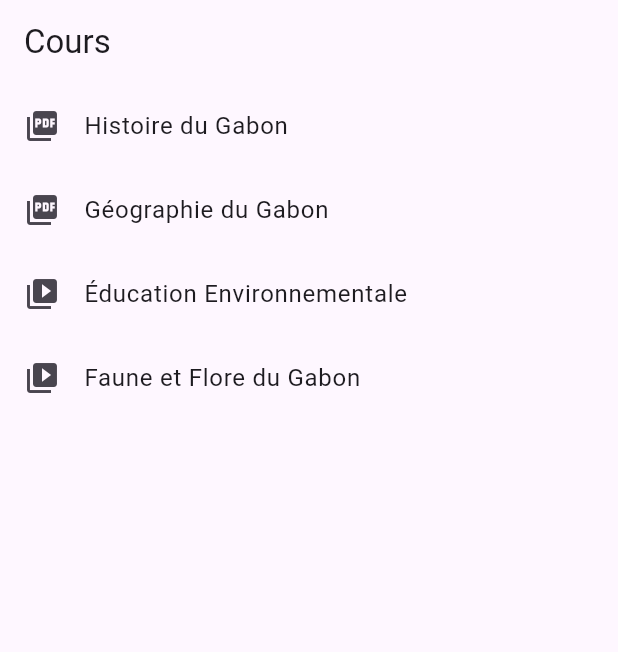
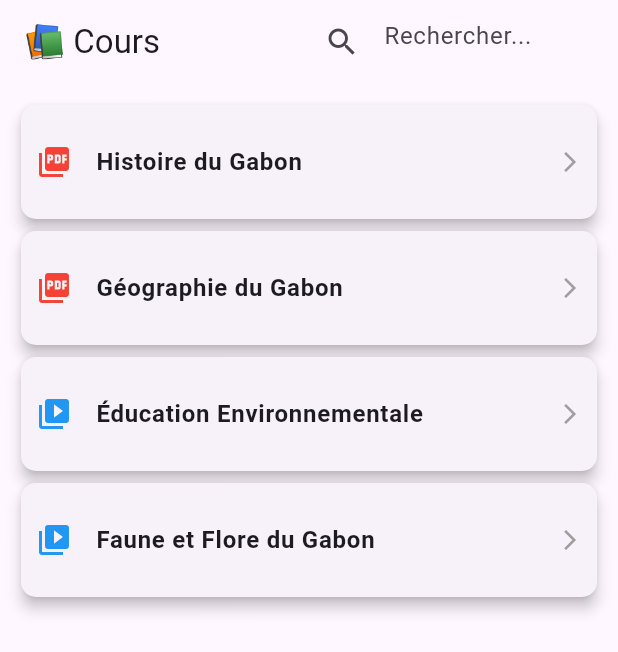
Before and after one commit to Lunara-Jered/edami, a Flutter app: the screen it shows after launch, on a phone screen of 412 x 824 dp. Shown: the top 652 px of the screen. Run offline on Flutter 3.47's test engine with Material 3 defaults, Android fonts, the phone set to English and light mode, and no system bars; our stand-ins replace chewie, video_player; missing offline and left inert: flutter_pdfview.

Commit message:
Update courses_page.dart

```diff
--- a/lib/pages/courses_page.dart
+++ b/lib/pages/courses_page.dart
@@ -2,7 +2,12 @@ import 'package:flutter/material.dart';
 import 'package:flutter_pdfview/flutter_pdfview.dart';
 import 'video_player_widget.dart';
 
-class CoursesPage extends StatelessWidget {
+class CoursesPage extends StatefulWidget {
+  @override
+  _CoursesPageState createState() => _CoursesPageState();
+}
+
+class _CoursesPageState extends State<CoursesPage> {
   final List<Map<String, String>> courses = [
     {"title": "Histoire du Gabon", "type": "pdf", "path": "assets/pdfs/histoire.pdf"},
     {"title": "Géographie du Gabon", "type": "pdf", "path": "assets/pdfs/geographie.pdf"},
@@ -10,26 +15,89 @@ class CoursesPage extends StatelessWidget {
     {"title": "Faune et Flore du Gabon", "type": "video", "path": "assets/videos/faune_flore.mp4"},
   ];
 
+  List<Map<String, String>> filteredCourses = [];
+  TextEditingController searchController = TextEditingController();
+
+  @override
+  void initState() {
+    super.initState();
+    filteredCourses = courses;
+  }
+
+  void filterSearch(String query) {
+    setState(() {
+      filteredCourses = courses
+          .where((course) => course["title"]!.toLowerCase().contains(query.toLowerCase()))
+          .toList();
+    });
+  }
+
   @override
   Widget build(BuildContext context) {
     return Scaffold(
-      appBar: AppBar(title: Text("Cours")),
-      body: ListView.builder(
-        itemCount: courses.length,
+      appBar: AppBar(
+        title: Text("📚 Cours"),
+        actions: [
+          Padding(
+            padding: EdgeInsets.symmetric(horizontal: 8.0),
+            child: SizedBox(
+              width: 200,
+              child: TextField(
+                controller: searchController,
+                decoration: InputDecoration(
+                  hintText: "Rechercher...",
+                  border: InputBorder.none,
+                  prefixIcon: Icon(Icons.search),
+                ),
+                onChanged: filterSearch,
+              ),
+            ),
+          ),
+        ],
+      ),
+      body: Padding(
+        padding: EdgeInsets.all(10),
+        child: ListView.builder(
+          itemCount: filteredCourses.length,
           itemBuilder: (context, index) {
-          var course = courses[index];
-          return ListTile(
-            title: Text(course["title"]!),
-            leading: Icon(course["type"] == "pdf" ? Icons.picture_as_pdf : Icons.video_library),
+            var course = filteredCourses[index];
+            return Card(
+              elevation: 4,
+              shape: RoundedRectangleBorder(
+                borderRadius: BorderRadius.circular(10),
+              ),
+              child: ListTile(
+                contentPadding: EdgeInsets.all(10),
+                title: Text(
+                  course["title"]!,
+                  style: TextStyle(fontWeight: FontWeight.bold),
+                ),
+                leading: Icon(
+                  course["type"] == "pdf" ? Icons.picture_as_pdf : Icons.video_library,
+                  color: course["type"] == "pdf" ? Colors.red : Colors.blue,
+                ),
+                trailing: Icon(Icons.arrow_forward_ios, size: 16, color: Colors.grey),
                 onTap: () {
                   if (course["type"] == "pdf") {
-                Navigator.push(context, MaterialPageRoute(builder: (context) => PdfViewerPage(pdfPath: course["path"]!)));
+                    Navigator.push(
+                      context,
+                      MaterialPageRoute(
+                        builder: (context) => PdfViewerPage(pdfPath: course["path"]!),
+                      ),
+                    );
                   } else {
-                Navigator.push(context, MaterialPageRoute(builder: (context) => VideoPlayerWidget(videoPath: course["path"]!)));
+                    Navigator.push(
+                      context,
+                      MaterialPageRoute(
+                        builder: (context) => VideoPlayerWidget(videoPath: course["path"]!),
+                      ),
+                    );
                   }
                 },
+              ),
             );
           },
+        ),
       ),
     );
   }
@@ -44,8 +112,20 @@ class PdfViewerPage extends StatelessWidget {
   Widget build(BuildContext context) {
     return Scaffold(
       appBar: AppBar(title: Text("📖 Lecture PDF")),
-      body: PDFView(
+      body: Center(
+        child: PDFView(
           filePath: pdfPath,
+          enableSwipe: true,
+          swipeHorizontal: true,
+          autoSpacing: false,
+          pageFling: true,
+          onRender: (pages) {
+            print("PDF rendu avec $pages pages");
+          },
+          onError: (error) {
+            print("Erreur d'affichage du PDF: $error");
+          },
+        ),
       ),
     );
   }
```
Lines whose indentation alone changed are shown as unchanged.
